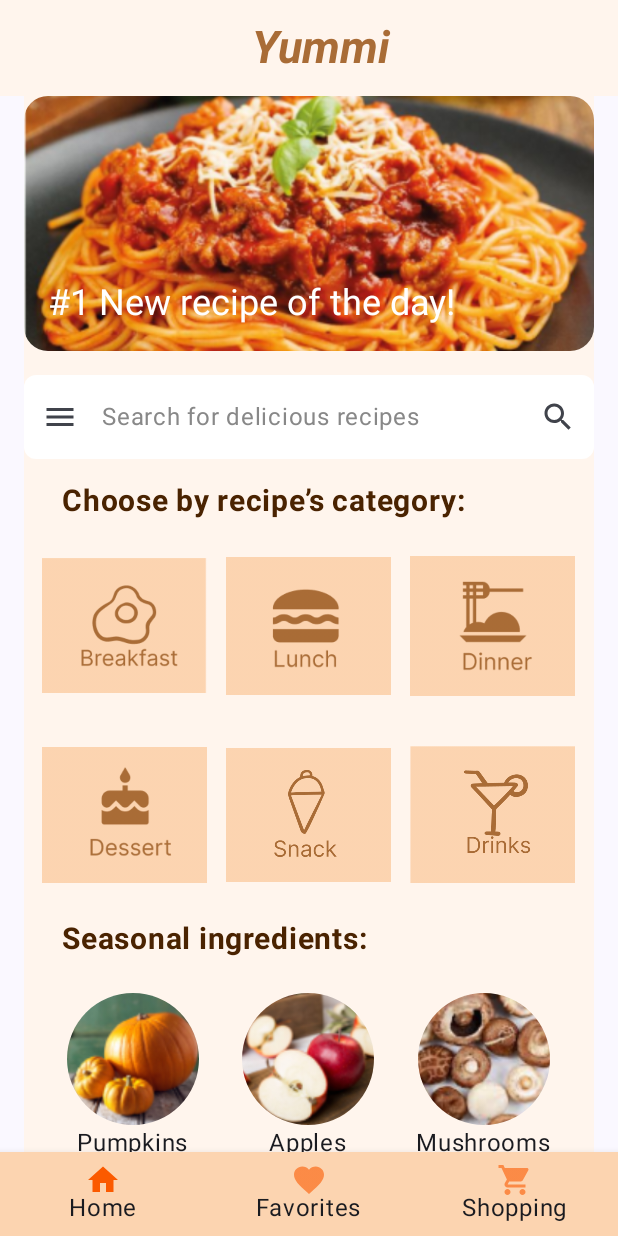
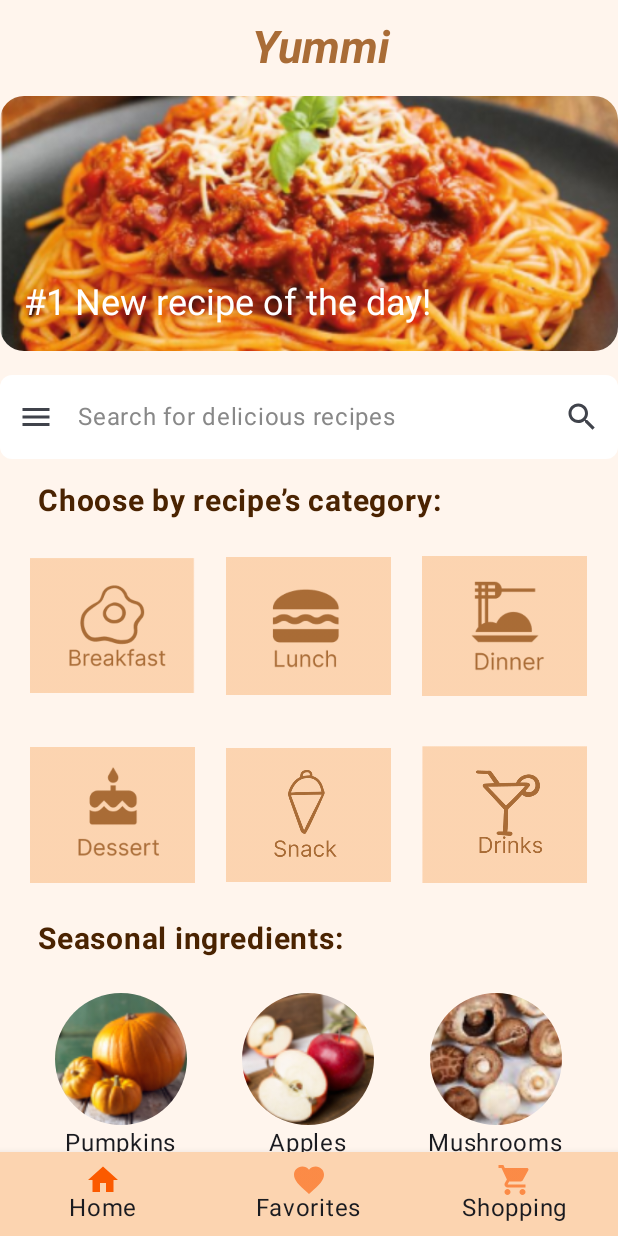
Before and after one commit to vaneeza13/YummiApp, an Android app built with Jetpack Compose: the screen it shows after launch (MainActivity), on a phone screen of 412 x 824 dp. Run offline under Robolectric (Android 15) with nearby library versions, the phone set to English and light mode, and no system bars.

Commit message:
removed padding

```diff
--- a/app/src/main/java/com/example/yummiapp/bottomnavbar/HomeScreen.kt
+++ b/app/src/main/java/com/example/yummiapp/bottomnavbar/HomeScreen.kt
@@ -60,8 +60,7 @@ fun HomeScreen(navController: NavHostController, recipeViewModel: RecipeViewMode
         Column(
             modifier = Modifier
                 .fillMaxSize()
-                .padding(innerPadding)
-                .padding(horizontal = 16.dp)
+                .padding(innerPadding) // Keep this to respect the app bar's inner padding
                 .background(Color(0xFFFFF5ED)),
             verticalArrangement = Arrangement.spacedBy(16.dp)
         ) {
@@ -108,6 +107,7 @@ fun SearchBar(
 
 @Composable
 fun FeatureRecipeSection() {
+
     Surface(
         modifier = Modifier
             .fillMaxWidth()
--- /dev/null
+++ b/app/src/main/java/com/example/yummiapp/bottomnavbar/PreferenceSearch.kt
@@ -0,0 +1 @@
+package com.example.yummiapp.bottomnavbar
--- a/app/src/main/java/com/example/yummiapp/bottomnavbar/RecipeScreen.kt
+++ b/app/src/main/java/com/example/yummiapp/bottomnavbar/RecipeScreen.kt
@@ -49,7 +49,6 @@ fun RecipeScreen(recipeViewModel: RecipeViewModel, query: String? = null) {
 
     Column(
         modifier = Modifier
-            .padding(16.dp)
             .fillMaxSize()
             .background(Color(0xFFFFF5ED))
     ) {
```
